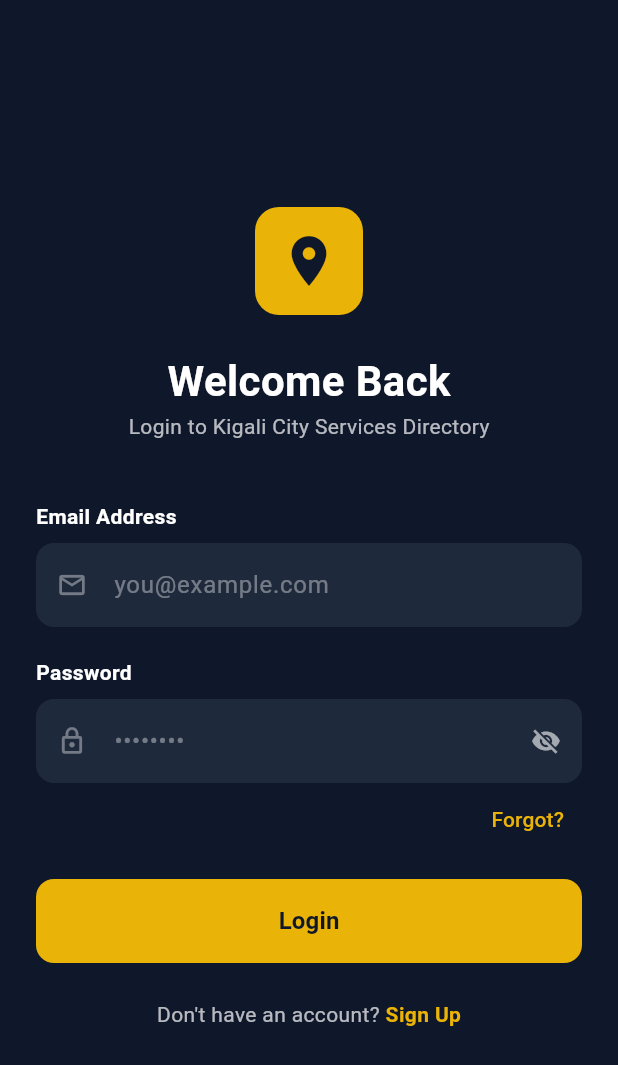
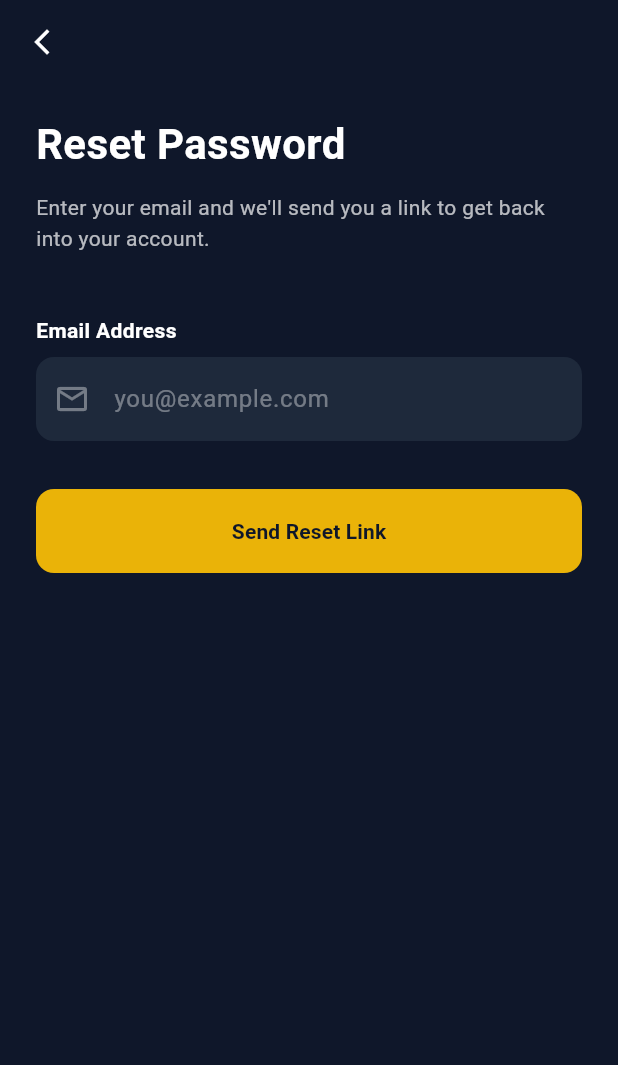
Before and after one commit to shina227/kigali_directory_app, a Flutter app: the screen it shows after launch, after a tap on "Forgot?", on a phone screen of 412 x 824 dp. Shown: the top 1065 px of the screen. Run offline on Flutter 3.47's test engine with Material 3 defaults, Android fonts, the phone set to English and light mode, and no system bars; our stand-ins replace cloud_firestore, firebase_auth, firebase_core; accounts and stored records are empty.

Commit message:
working on auth screens

```diff
--- a/lib/main.dart
+++ b/lib/main.dart
@@ -6,10 +6,13 @@ import 'package:kigali_directory_app/screens/my_listings/my_listings.dart';
 import 'package:kigali_directory_app/screens/settings/setings.dart';
 import 'package:firebase_core/firebase_core.dart';
 import 'package:firebase_auth/firebase_auth.dart';
+import 'package:kigali_directory_app/firebase_options.dart';
 
 Future<void> main() async {
   WidgetsFlutterBinding.ensureInitialized();
-  await Firebase.initializeApp();
+  await Firebase.initializeApp(
+    options: DefaultFirebaseOptions.currentPlatform,
+  );
   runApp(const KigaliApp());
 }
 
@@ -47,7 +50,6 @@ class KigaliApp extends StatelessWidget {
           primary: accentGold,
           secondary: accentGold,
           surface: cardNavy,
-          background: primaryNavy,
         ),
       ),
       home: FirebaseAuth.instance.currentUser != null
--- /dev/null
+++ b/lib/screens/auth/forgot_password.dart
@@ -0,0 +1,118 @@
+import 'package:flutter/material.dart';
+import 'package:kigali_directory_app/main.dart';
+import 'package:kigali_directory_app/services/auth_service.dart';
+import 'package:kigali_directory_app/utils/validators.dart';
+
+class ForgotPasswordScreen extends StatefulWidget {
+  const ForgotPasswordScreen({super.key});
+
+  @override
+  State<ForgotPasswordScreen> createState() => _ForgotPasswordScreenState();
+}
+
+class _ForgotPasswordScreenState extends State<ForgotPasswordScreen> {
+  final _formKey = GlobalKey<FormState>();
+  final TextEditingController _emailController = TextEditingController();
+  bool _isLoading = false;
+
+  void _resetPassword() async {
+    if (_formKey.currentState!.validate()) {
+      setState(() => _isLoading = true);
+
+      // We'll assume your AuthService has a sendPasswordReset method
+      final error = await AuthService().sendPasswordReset(_emailController.text.trim());
+
+      setState(() => _isLoading = false);
+
+      if (!mounted) return;
+
+      if (error == null) {
+        ScaffoldMessenger.of(context).showSnackBar(
+          const SnackBar(content: Text("Reset link sent! Check your inbox.")),
+        );
+        Navigator.pop(context); // Go back to Login
+      } else {
+        ScaffoldMessenger.of(context).showSnackBar(
+          SnackBar(content: Text(error), backgroundColor: Colors.redAccent),
+        );
+      }
+    }
+  }
+
+  @override
+  Widget build(BuildContext context) {
+    return Scaffold(
+      backgroundColor: KigaliApp.primaryNavy,
+      appBar: AppBar(
+        backgroundColor: Colors.transparent,
+        elevation: 0,
+        leading: IconButton(
+          icon: const Icon(Icons.arrow_back_ios_new, color: Colors.white, size: 20),
+          onPressed: () => Navigator.pop(context),
+        ),
+      ),
+      body: SafeArea(
+        child: Form(
+          key: _formKey,
+          child: Padding(
+            padding: const EdgeInsets.symmetric(horizontal: 24.0),
+            child: Column(
+              crossAxisAlignment: CrossAxisAlignment.start,
+              children: [
+                const SizedBox(height: 20),
+                const Text(
+                  "Reset Password",
+                  style: TextStyle(fontSize: 28, fontWeight: FontWeight.bold, color: Colors.white),
+                ),
+                const SizedBox(height: 12),
+                const Text(
+                  "Enter your email and we'll send you a link to get back into your account.",
+                  style: TextStyle(color: Colors.white70, height: 1.5),
+                ),
+                const SizedBox(height: 40),
+
+                _buildEmailField(),
+
+                const SizedBox(height: 32),
+
+                SizedBox(
+                  width: double.infinity,
+                  height: 56,
+                  child: ElevatedButton(
+                    onPressed: _isLoading ? null : _resetPassword,
+                    child: _isLoading
+                        ? const CircularProgressIndicator(color: KigaliApp.primaryNavy)
+                        : const Text("Send Reset Link", style: TextStyle(fontWeight: FontWeight.bold)),
+                  ),
+                ),
+              ],
+            ),
+          ),
+        ),
+      ),
+    );
+  }
+
+  Widget _buildEmailField() {
+    return Column(
+      crossAxisAlignment: CrossAxisAlignment.start,
+      children: [
+        const Text("Email Address", style: TextStyle(fontWeight: FontWeight.w600, color: Colors.white)),
+        const SizedBox(height: 8),
+        TextFormField(
+          controller: _emailController,
+          validator: AppValidators.validateEmail,
+          style: const TextStyle(color: Colors.white),
+          decoration: InputDecoration(
+            hintText: "you@example.com",
+            hintStyle: const TextStyle(color: Colors.white38),
+            prefixIcon: const Icon(Icons.email_outlined, color: Colors.white38),
+            filled: true,
+            fillColor: KigaliApp.cardNavy,
+            border: OutlineInputBorder(borderRadius: BorderRadius.circular(12), borderSide: BorderSide.none),
+          ),
+        ),
+      ],
+    );
+  }
+}
--- a/lib/screens/auth/login.dart
+++ b/lib/screens/auth/login.dart
@@ -1,7 +1,9 @@
 import 'package:flutter/material.dart';
 import 'package:kigali_directory_app/main.dart';
+import 'package:kigali_directory_app/screens/auth/forgot_password.dart';
 import 'package:kigali_directory_app/screens/auth/signup.dart';
 import 'package:kigali_directory_app/services/auth_service.dart';
+import 'package:kigali_directory_app/utils/validators.dart';
 
 class LoginScreen extends StatefulWidget {
   const LoginScreen({super.key});
@@ -12,7 +14,6 @@ class LoginScreen extends StatefulWidget {
 
 class _LoginScreenState extends State<LoginScreen> {
   final _formKey = GlobalKey<FormState>();
-  final emailRegex = RegExp(r'^[\w-\.]+@([\w-]+\.)+[\w-]{2,4}$');
 
   bool _isPasswordObscured = true;
   final TextEditingController _emailController = TextEditingController();
@@ -105,13 +106,7 @@ class _LoginScreenState extends State<LoginScreen> {
                     icon: Icons.email_outlined,
                     hint: "you@example.com",
                     controller: _emailController,
-                    validator: (value) {
-                      if (value == null || value.isEmpty)
-                        return "Email is required";
-                      if (!emailRegex.hasMatch(value))
-                        return "Enter a valid email address";
-                      return null;
-                    },
+                    validator: AppValidators.validateEmail,
                   ),
                   const SizedBox(height: 20),
 
@@ -122,11 +117,7 @@ class _LoginScreenState extends State<LoginScreen> {
                     hint: "••••••••",
                     isPassword: _isPasswordObscured,
                     controller: _passwordController,
-                    validator: (value) {
-                      if (value == null || value.length < 6)
-                        return "6+ characters required";
-                      return null;
-                    },
+                    validator: AppValidators.validatePassword,
                     suffix: IconButton(
                       icon: Icon(
                         _isPasswordObscured
@@ -144,7 +135,10 @@ class _LoginScreenState extends State<LoginScreen> {
                   Align(
                     alignment: Alignment.centerRight,
                     child: TextButton(
-                      onPressed: () {},
+                      onPressed: () => Navigator.push(
+                        context,
+                        MaterialPageRoute(builder: (context) => const ForgotPasswordScreen()),
+                      ),
                       child: const Text(
                         "Forgot?",
                         style: TextStyle(color: KigaliApp.accentGold),
--- a/lib/services/auth_service.dart
+++ b/lib/services/auth_service.dart
@@ -16,15 +16,12 @@ class AuthService {
       User? user = result.user;
 
       if (user != null) {
-        // Email Verification Enforcement
-        await user.sendEmailVerification();
-
         // Create Firestore Document
         await _db.collection('users').doc(user.uid).set({
           'uid': user.uid,
           'fullName': name,
           'email': email,
-          'verified': false,
+          'createdAt': FieldValue.serverTimestamp(),
         });
       }
       return null;
@@ -33,7 +30,7 @@ class AuthService {
     }
   }
 
-  // Login with Verification Check
+  // Login
   Future<String?> login(String email, String password) async {
     try {
       UserCredential result = await _auth.signInWithEmailAndPassword(
@@ -41,10 +38,6 @@ class AuthService {
         password: password,
       );
 
-      if (!result.user!.emailVerified) {
-        await _auth.signOut();
-        return "Please verify your email first.";
-      }
       return null;
     } catch (e) {
       return e.toString();
@@ -53,4 +46,23 @@ class AuthService {
 
   // Logout
   Future<void> logout() async => await _auth.signOut();
+
+  // Forgot Password: Send Reset Email
+  Future<String?> sendPasswordReset(String email) async {
+    try {
+      await _auth.sendPasswordResetEmail(email: email);
+      return null; // Success
+    } on FirebaseAuthException catch (e) {
+      switch (e.code) {
+        case 'user-not-found':
+          return "No user found with this email.";
+        case 'invalid-email':
+          return "The email address is not valid.";
+        default:
+          return "An error occurred. Please try again.";
+      }
+    } catch (e) {
+      return e.toString();
+    }
+  }
 }
```
Also changed, not shown: lib/screens/auth/signup.dart (+22 -25 lines), lib/screens/directory/directory_home.dart (+6 -8 lines), lib/screens/settings/setings.dart (+14 -3 lines), lib/services/directory_service.dart (added, +20 -0 lines), lib/utils/validators.dart (added, +41 -0 lines), 1 other file.
